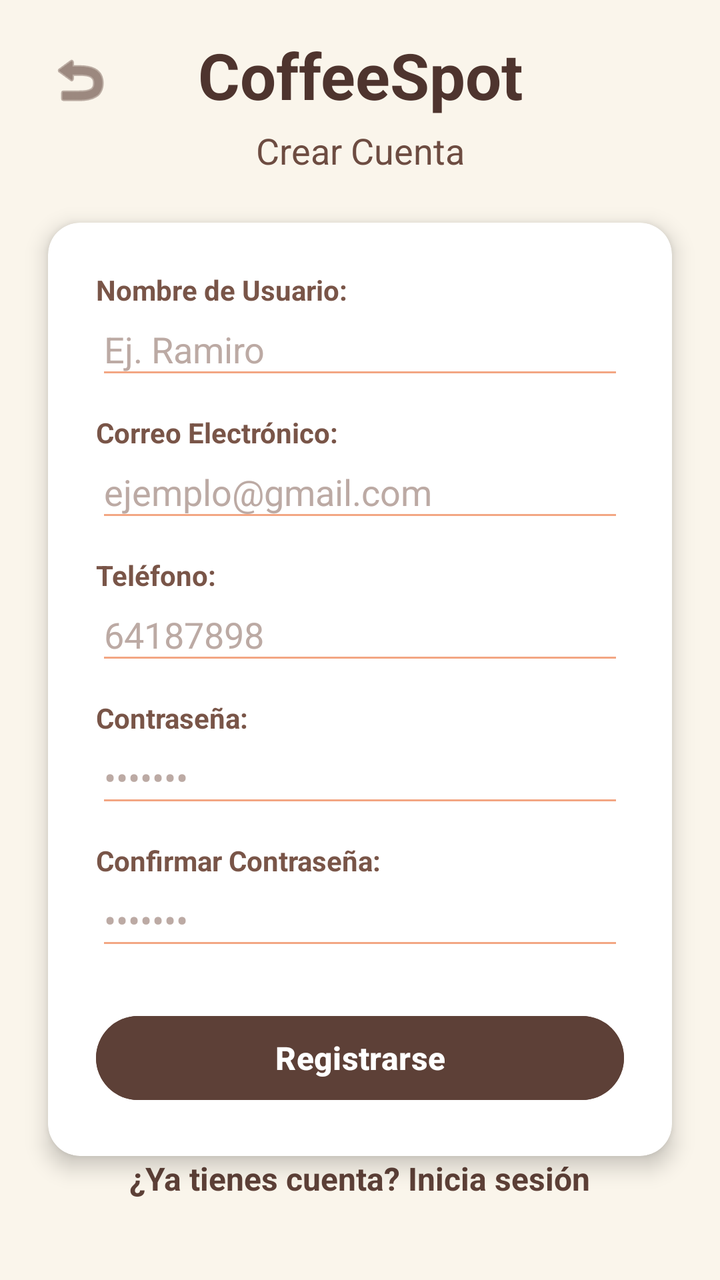
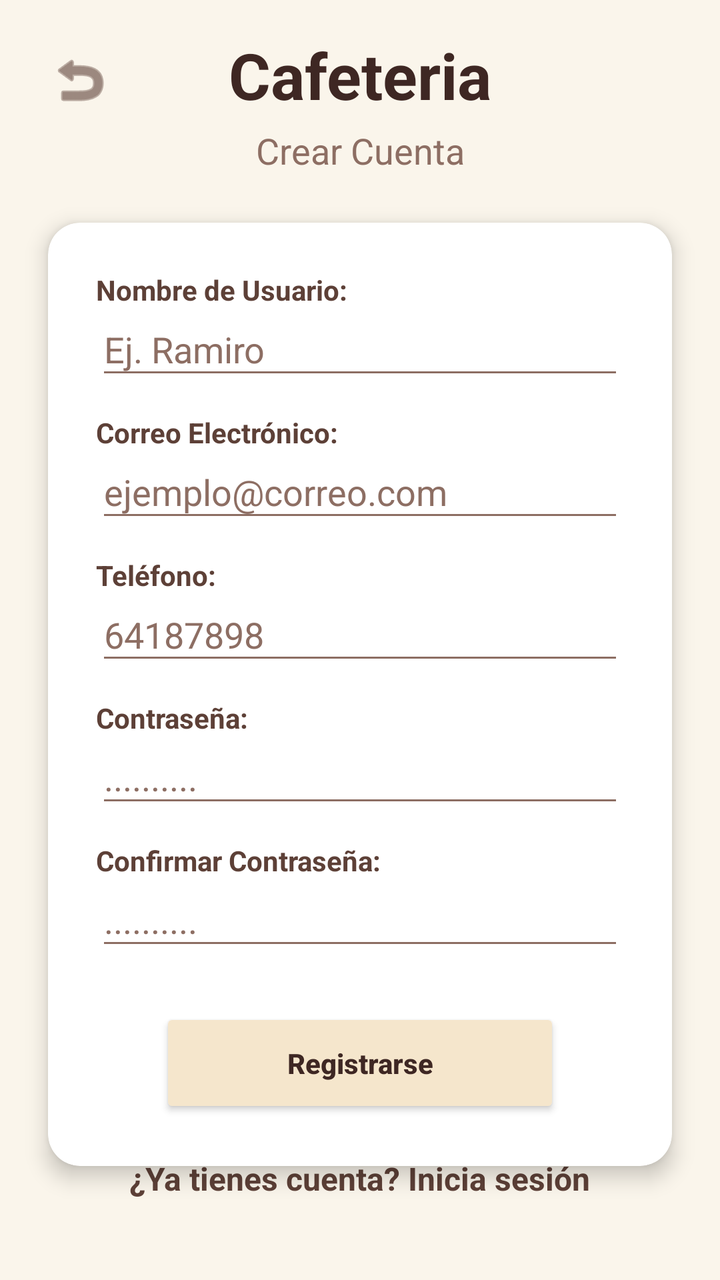

Before-and-after screenshots of an Android layout around one commit, followed by the original layout XML and the change that was made.
<!-- AndroidManifest.xml: application theme Theme.Cafeteria -->
<!-- res/layout/activity_registro.xml -->
<?xml version="1.0" encoding="utf-8"?>
<androidx.constraintlayout.widget.ConstraintLayout xmlns:android="http://schemas.android.com/apk/res/android"
    xmlns:app="http://schemas.android.com/apk/res-auto"
    android:layout_width="match_parent"
    android:layout_height="match_parent"
    android:fitsSystemWindows="true"
    android:background="#FAF5EB"> 

    
    <ImageButton
        android:id="@+id/btn_volver_superior"
        android:layout_width="48dp"
        android:layout_height="48dp"
        android:layout_marginStart="16dp"
        android:layout_marginTop="16dp"
        android:src="@android:drawable/ic_menu_revert"
        android:background="?attr/selectableItemBackgroundBorderless"
        android:onClick="volverLogin"
        android:contentDescription="Volver atrás"
        android:scaleType="centerInside"
        app:tint="#5D4037"
        app:layout_constraintStart_toStartOf="parent"
        app:layout_constraintTop_toTopOf="parent" />

    
    <TextView
        android:id="@+id/titulo_coffeespot"
        android:layout_width="wrap_content"
        android:layout_height="wrap_content"
        android:text="CoffeeSpot"
        android:textColor="#4E342E"
        android:textSize="32sp"
        android:textStyle="bold"
        android:layout_marginTop="16dp"
        app:layout_constraintEnd_toEndOf="parent"
        app:layout_constraintStart_toStartOf="parent"
        app:layout_constraintTop_toTopOf="parent" />

    <TextView
        android:id="@+id/subtitulo_crear"
        android:layout_width="wrap_content"
        android:layout_height="wrap_content"
        android:text="Crear Cuenta"
        android:textColor="#6D4C41"
        android:textSize="18sp"
        android:layout_marginTop="4dp"
        app:layout_constraintEnd_toEndOf="parent"
        app:layout_constraintStart_toStartOf="parent"
        app:layout_constraintTop_toBottomOf="@+id/titulo_coffeespot" />

    
    <androidx.cardview.widget.CardView
        android:id="@+id/contenedor_campos"
        android:layout_width="match_parent"
        android:layout_height="wrap_content"
        android:layout_marginHorizontal="24dp"
        android:layout_marginTop="24dp"
        app:cardCornerRadius="16dp"
        app:cardElevation="6dp"
        app:cardBackgroundColor="#FFFFFF"
        app:layout_constraintTop_toBottomOf="@+id/subtitulo_crear"
        app:layout_constraintStart_toStartOf="parent"
        app:layout_constraintEnd_toEndOf="parent">

        <LinearLayout
            android:layout_width="match_parent"
            android:layout_height="wrap_content"
            android:orientation="vertical"
            android:padding="24dp">

            
            <TextView
                android:layout_width="wrap_content"
                android:layout_height="wrap_content"
                android:text="Nombre de Usuario:"
                android:textStyle="bold"
                android:textColor="#795548"/>
            <EditText
                android:id="@+id/reg_nombre"
                android:layout_width="match_parent"
                android:layout_height="wrap_content"
                android:backgroundTint="#F3A683"
                android:hint="Ej. Ramiro"
                android:textColorHint="#BCAAA4"
                android:inputType="textPersonName"
                android:textColor="#3E2723"
                android:paddingVertical="8dp"/>

            
            <TextView
                android:layout_width="wrap_content"
                android:layout_height="wrap_content"
                android:text="Correo Electrónico:"
                android:textStyle="bold"
                android:textColor="#795548"
                android:layout_marginTop="12dp"/>
            <EditText
                android:id="@+id/reg_correo"
                android:layout_width="match_parent"
                android:layout_height="wrap_content"
                android:backgroundTint="#F3A683"
                android:hint="ejemplo@gmail.com"
                android:textColorHint="#BCAAA4"
                android:inputType="textEmailAddress"
                android:textColor="#3E2723"
                android:paddingVertical="8dp"/>

            
            <TextView
                android:layout_width="wrap_content"
                android:layout_height="wrap_content"
                android:text="Teléfono:"
                android:textStyle="bold"
                android:textColor="#795548"
                android:layout_marginTop="12dp"/>
            <EditText
                android:id="@+id/reg_telefono"
                android:layout_width="match_parent"
                android:layout_height="wrap_content"
                android:backgroundTint="#F3A683"
                android:hint="64187898"
                android:textColorHint="#BCAAA4"
                android:inputType="phone"
                android:textColor="#3E2723"
                android:paddingVertical="8dp"/>

            
            <TextView
                android:layout_width="wrap_content"
                android:layout_height="wrap_content"
                android:text="Contraseña:"
                android:textStyle="bold"
                android:textColor="#795548"
                android:layout_marginTop="12dp"/>
            <EditText
                android:id="@+id/reg_pass"
                android:layout_width="match_parent"
                android:layout_height="wrap_content"
                android:backgroundTint="#F3A683"
                android:hint="•••••••"
                android:textColorHint="#BCAAA4"
                android:inputType="textPassword"
                android:textColor="#3E2723"
                android:paddingVertical="8dp"/>

            
            <TextView
                android:layout_width="wrap_content"
                android:layout_height="wrap_content"
                android:text="Confirmar Contraseña:"
                android:textStyle="bold"
                android:textColor="#795548"
                android:layout_marginTop="12dp"/>
            <EditText
                android:id="@+id/reg_pass_conf"
                android:layout_width="match_parent"
                android:layout_height="wrap_content"
                android:backgroundTint="#F3A683"
                android:hint="•••••••"
                android:textColorHint="#BCAAA4"
                android:inputType="textPassword"
                android:textColor="#3E2723"
                android:paddingVertical="8dp"/>

            
            <Button
                android:id="@+id/btn_registrar_final"
                android:layout_width="match_parent"
                android:layout_height="50dp"
                android:layout_gravity="center"
                android:layout_marginTop="24dp"
                android:backgroundTint="#5D4037"
                android:text="Registrarse"
                android:textColor="#FFFFFF"
                android:textStyle="bold"
                android:textSize="16sp"
                android:textAllCaps="false"
                android:onClick="completarRegistro"/>
        </LinearLayout>
    </androidx.cardview.widget.CardView>

    
    <TextView
        android:id="@+id/txt_volver_login"
        android:layout_width="wrap_content"
        android:layout_height="wrap_content"
        android:text="¿Ya tienes cuenta? Inicia sesión"
        android:textColor="#5D4037"
        android:textStyle="bold"
        android:textSize="16sp"
        android:layout_marginBottom="32dp"
        android:layout_marginTop="24dp"
        android:padding="8dp"
        android:onClick="volverLogin"
        app:layout_constraintBottom_toBottomOf="parent"
        app:layout_constraintEnd_toEndOf="parent"
        app:layout_constraintStart_toStartOf="parent"
        app:layout_constraintTop_toBottomOf="@+id/contenedor_campos"
        app:layout_constraintVertical_bias="1.0" />

</androidx.constraintlayout.widget.ConstraintLayout>
<!-- resources referenced by this layout -->
<resources>
  <style name="Theme.Cafeteria" parent="Base.Theme.Cafeteria" />
  <style name="Base.Theme.Cafeteria" parent="Theme.Material3.DayNight.NoActionBar">
          
          
      </style>
</resources>

<!-- the commit's change to res/layout/activity_registro.xml (unified diff, before → after) -->
@@ -4,7 +4,7 @@
     android:layout_width="match_parent"
     android:layout_height="match_parent"
     android:fitsSystemWindows="true"
-    android:background="#FAF5EB"> 
+    android:background="@color/crema_fondo"> 
 
     
     <ImageButton
@@ -18,7 +18,7 @@
         android:onClick="volverLogin"
         android:contentDescription="Volver atrás"
         android:scaleType="centerInside"
-        app:tint="#5D4037"
+        app:tint="@color/cafe_claro_texto"
         app:layout_constraintStart_toStartOf="parent"
         app:layout_constraintTop_toTopOf="parent" />
 
@@ -27,8 +27,8 @@
         android:id="@+id/titulo_coffeespot"
         android:layout_width="wrap_content"
         android:layout_height="wrap_content"
-        android:text="CoffeeSpot"
-        android:textColor="#4E342E"
+        android:text="@string/app_name"
+        android:textColor="@color/cafe_oscuro_texto"
         android:textSize="32sp"
         android:textStyle="bold"
         android:layout_marginTop="16dp"
@@ -40,8 +40,8 @@
         android:id="@+id/subtitulo_crear"
         android:layout_width="wrap_content"
         android:layout_height="wrap_content"
-        android:text="Crear Cuenta"
-        android:textColor="#6D4C41"
+        android:text="@string/btn_crear"
+        android:textColor="@color/cafe_suave"
         android:textSize="18sp"
         android:layout_marginTop="4dp"
         app:layout_constraintEnd_toEndOf="parent"
@@ -57,7 +57,7 @@
         android:layout_marginTop="24dp"
         app:cardCornerRadius="16dp"
         app:cardElevation="6dp"
-        app:cardBackgroundColor="#FFFFFF"
+        app:cardBackgroundColor="@color/white"
         app:layout_constraintTop_toBottomOf="@+id/subtitulo_crear"
         app:layout_constraintStart_toStartOf="parent"
         app:layout_constraintEnd_toEndOf="parent">
@@ -74,16 +74,16 @@
                 android:layout_height="wrap_content"
                 android:text="Nombre de Usuario:"
                 android:textStyle="bold"
-                android:textColor="#795548"/>
+                android:textColor="@color/cafe_claro_texto"/>
             <EditText
                 android:id="@+id/reg_nombre"
                 android:layout_width="match_parent"
                 android:layout_height="wrap_content"
-                android:backgroundTint="#F3A683"
+                android:backgroundTint="@color/cafe_suave"
                 android:hint="Ej. Ramiro"
-                android:textColorHint="#BCAAA4"
+                android:textColorHint="@color/cafe_suave"
                 android:inputType="textPersonName"
-                android:textColor="#3E2723"
+                android:textColor="@color/cafe_oscuro_texto"
                 android:paddingVertical="8dp"/>
 
             
@@ -92,17 +92,17 @@
                 android:layout_height="wrap_content"
                 android:text="Correo Electrónico:"
                 android:textStyle="bold"
-                android:textColor="#795548"
+                android:textColor="@color/cafe_claro_texto"
                 android:layout_marginTop="12dp"/>
             <EditText
                 android:id="@+id/reg_correo"
                 android:layout_width="match_parent"
                 android:layout_height="wrap_content"
-                android:backgroundTint="#F3A683"
-                android:hint="ejemplo@gmail.com"
-                android:textColorHint="#BCAAA4"
+                android:backgroundTint="@color/cafe_suave"
+                android:hint="@string/hint_correo"
+                android:textColorHint="@color/cafe_suave"
                 android:inputType="textEmailAddress"
-                android:textColor="#3E2723"
+                android:textColor="@color/cafe_oscuro_texto"
                 android:paddingVertical="8dp"/>
 
             
@@ -111,17 +111,17 @@
                 android:layout_height="wrap_content"
                 android:text="Teléfono:"
                 android:textStyle="bold"
-                android:textColor="#795548"
+                android:textColor="@color/cafe_claro_texto"
                 android:layout_marginTop="12dp"/>
             <EditText
                 android:id="@+id/reg_telefono"
                 android:layout_width="match_parent"
                 android:layout_height="wrap_content"
-                android:backgroundTint="#F3A683"
+                android:backgroundTint="@color/cafe_suave"
                 android:hint="64187898"
-                android:textColorHint="#BCAAA4"
+                android:textColorHint="@color/cafe_suave"
                 android:inputType="phone"
-                android:textColor="#3E2723"
+                android:textColor="@color/cafe_oscuro_texto"
                 android:paddingVertical="8dp"/>
 
             
@@ -130,17 +130,17 @@
                 android:layout_height="wrap_content"
                 android:text="Contraseña:"
                 android:textStyle="bold"
-                android:textColor="#795548"
+                android:textColor="@color/cafe_claro_texto"
                 android:layout_marginTop="12dp"/>
             <EditText
                 android:id="@+id/reg_pass"
                 android:layout_width="match_parent"
                 android:layout_height="wrap_content"
-                android:backgroundTint="#F3A683"
-                android:hint="•••••••"
-                android:textColorHint="#BCAAA4"
+                android:backgroundTint="@color/cafe_suave"
+                android:hint="@string/hint_contrasena"
+                android:textColorHint="@color/cafe_suave"
                 android:inputType="textPassword"
-                android:textColor="#3E2723"
+                android:textColor="@color/cafe_oscuro_texto"
                 android:paddingVertical="8dp"/>
 
             
@@ -149,32 +149,26 @@
                 android:layout_height="wrap_content"
                 android:text="Confirmar Contraseña:"
                 android:textStyle="bold"
-                android:textColor="#795548"
+                android:textColor="@color/cafe_claro_texto"
                 android:layout_marginTop="12dp"/>
             <EditText
                 android:id="@+id/reg_pass_conf"
                 android:layout_width="match_parent"
                 android:layout_height="wrap_content"
-                android:backgroundTint="#F3A683"
-                android:hint="•••••••"
-                android:textColorHint="#BCAAA4"
+                android:backgroundTint="@color/cafe_suave"
+                android:hint="@string/hint_contrasena"
+                android:textColorHint="@color/cafe_suave"
                 android:inputType="textPassword"
-                android:textColor="#3E2723"
+                android:textColor="@color/cafe_oscuro_texto"
                 android:paddingVertical="8dp"/>
 
             
             <Button
                 android:id="@+id/btn_registrar_final"
-                android:layout_width="match_parent"
-                android:layout_height="50dp"
+                style="@style/EstiloBotonCafe"
                 android:layout_gravity="center"
                 android:layout_marginTop="24dp"
-                android:backgroundTint="#5D4037"
                 android:text="Registrarse"
-                android:textColor="#FFFFFF"
-                android:textStyle="bold"
-                android:textSize="16sp"
-                android:textAllCaps="false"
                 android:onClick="completarRegistro"/>
         </LinearLayout>
     </androidx.cardview.widget.CardView>
@@ -185,7 +179,7 @@
         android:layout_width="wrap_content"
         android:layout_height="wrap_content"
         android:text="¿Ya tienes cuenta? Inicia sesión"
-        android:textColor="#5D4037"
+        android:textColor="@color/cafe_claro_texto"
         android:textStyle="bold"
         android:textSize="16sp"
         android:layout_marginBottom="32dp"
<!-- resource entries referenced after the edit -->
@@ -1,6 +1,24 @@
 <!-- resources referenced by this layout -->
 <resources>
+  <color name="cafe_claro_texto">#5D4037</color>
+  <color name="cafe_oscuro_texto">#3E2723</color>
+  <color name="cafe_suave">#8D6E63</color>
+  <color name="crema_fondo">#FAF5EB</color>
+  <color name="white">#FFFFFFFF</color>
+  <string name="app_name">Cafeteria</string>
+  <string name="btn_crear">Crear Cuenta</string>
+  <string name="hint_contrasena">..........</string>
+  <string name="hint_correo">ejemplo@correo.com</string>
+  <style name="EstiloBotonCafe" parent="Widget.AppCompat.Button">
+          <item name="backgroundTint">@color/crema_boton</item>
+          <item name="android:textColor">@color/cafe_oscuro_texto</item>
+          <item name="android:textAllCaps">false</item>
+          <item name="android:textStyle">bold</item>
+          <item name="android:layout_width">200dp</item>
+          <item name="android:layout_height">55dp</item>
+      </style>
   <style name="Theme.Cafeteria" parent="Base.Theme.Cafeteria" />
+  <color name="crema_boton">#F5E6CC</color>
   <style name="Base.Theme.Cafeteria" parent="Theme.Material3.DayNight.NoActionBar">
           
           
